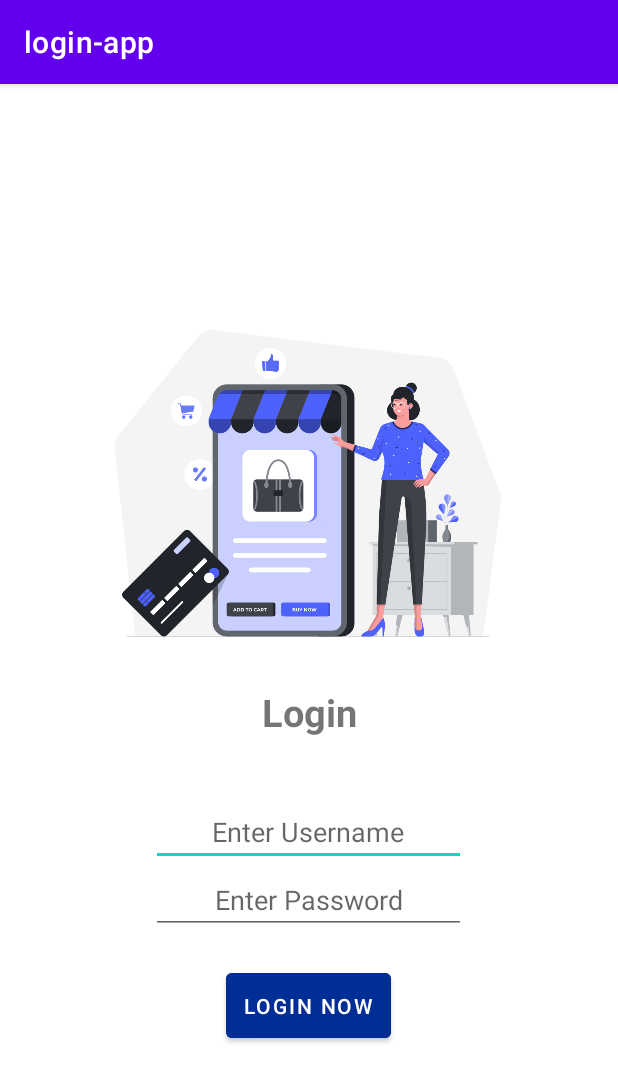
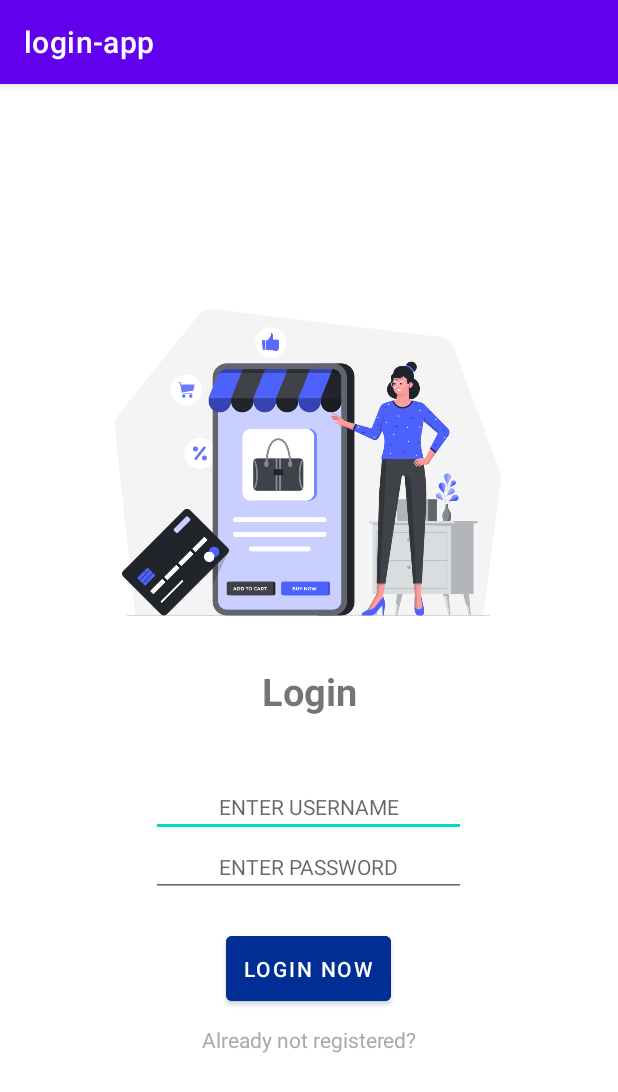
Before and after one commit to emidiaz00/login-app, an Android app: the screen it shows after launch (MainActivity), on a phone screen of 412 x 824 dp. Shown: the top 1092 px of the screen. Run offline under Robolectric (Android 15) with nearby library versions, the phone set to English and light mode, and no system bars.

Commit message:
agrego signup

```diff
--- a/app/build.gradle
+++ b/app/build.gradle
@@ -40,6 +40,11 @@ dependencies {
     implementation 'androidx.appcompat:appcompat:1.5.1'
     implementation 'com.google.android.material:material:1.6.1'
     implementation 'androidx.constraintlayout:constraintlayout:2.1.4'
+    implementation 'androidx.annotation:annotation:1.5.0'
+    implementation 'androidx.lifecycle:lifecycle-livedata-ktx:2.5.1'
+    implementation 'androidx.lifecycle:lifecycle-viewmodel-ktx:2.5.1'
+    implementation 'androidx.navigation:navigation-fragment-ktx:2.5.2'
+    implementation 'androidx.navigation:navigation-ui-ktx:2.5.2'
     testImplementation 'junit:junit:4.13.2'
     androidTestImplementation 'androidx.test.ext:junit:1.1.3'
     androidTestImplementation 'androidx.test.espresso:espresso-core:3.4.0'
--- a/app/src/main/java/com/example/login_app/MainActivity.kt
+++ b/app/src/main/java/com/example/login_app/MainActivity.kt
@@ -6,6 +6,7 @@ import androidx.appcompat.app.AppCompatActivity
 import android.os.Bundle
 import android.widget.Button
 import android.widget.EditText
+import android.widget.TextView
 import android.widget.Toast
 
 
@@ -17,6 +18,7 @@ class MainActivity : AppCompatActivity() {
         val buttonLoginNow = findViewById<Button>(R.id.btn_loginNow)
         var inputEmptyUser = findViewById<EditText>(R.id.txt_username)
         var inputEmptyPassword = findViewById<EditText>(R.id.txt_password)
+        var alreadyNotRegistered = findViewById<TextView>(R.id.txt_NotRegistered)
 
         buttonLoginNow.setOnClickListener {
             if (inputEmptyUser.text.toString().length == 0) {
@@ -31,6 +33,9 @@ class MainActivity : AppCompatActivity() {
             }
         }
 
+
+
+
     }
 
 
--- a/app/src/main/res/layout/activity_main.xml
+++ b/app/src/main/res/layout/activity_main.xml
@@ -18,34 +18,46 @@
     <TextView
         android:layout_width="match_parent"
         android:layout_height="wrap_content"
+        android:layout_marginBottom="40dp"
+        android:gravity="center"
         android:text="Login"
-        android:textStyle="bold"
         android:textSize="25dp"
+        android:textStyle="bold" />
+
+    <EditText
+        android:id="@+id/txt_username"
+        android:layout_width="210dp"
+        android:layout_height="wrap_content"
         android:gravity="center"
-        android:layout_marginBottom="40dp"
-        />
-    <EditText
-    android:id="@+id/txt_username"
-    android:layout_width="210dp"
-    android:layout_height="wrap_content"
-    android:hint="Enter Username"
-    android:gravity="center"
-    />
+        android:hint="@string/username"
+        android:textSize="14dp" />
+
     <EditText
         android:id="@+id/txt_password"
         android:layout_width="210dp"
         android:layout_height="wrap_content"
-        android:hint="Enter Password"
         android:gravity="center"
-        />
+        android:hint="@string/password"
+        android:textSize="14dp" />
+
     <Button
         android:id="@+id/btn_loginNow"
         android:layout_width="wrap_content"
         android:layout_height="wrap_content"
-        android:text="Login Now"
+        android:layout_marginTop="20dp"
+        android:backgroundTint="@color/blue"
         android:padding="12dp"
-        android:backgroundTint="@color/blue"
-        android:layout_marginTop="20dp"
+        android:text="@string/login" />
+
+    <TextView
+        android:id="@+id/txt_NotRegistered"
+        android:layout_width="match_parent"
+        android:layout_height="wrap_content"
+        android:layout_margin="10dp"
+        android:gravity="center"
+        android:text="@string/not_registered"
+        android:textColor="@android:color/darker_gray"
+
         />
 
 </LinearLayout>
--- a/app/src/main/res/values-land/dimens.xml
+++ b/app/src/main/res/values-land/dimens.xml
@@ -1,3 +1,4 @@
 <resources>
     <dimen name="fab_margin">48dp</dimen>
+    <dimen name="activity_horizontal_margin">48dp</dimen>
 </resources>
--- a/app/src/main/res/values-w1240dp/dimens.xml
+++ b/app/src/main/res/values-w1240dp/dimens.xml
@@ -1,3 +1,4 @@
 <resources>
     <dimen name="fab_margin">200dp</dimen>
+    <dimen name="activity_horizontal_margin">200dp</dimen>
 </resources>
--- a/app/src/main/res/values-w600dp/dimens.xml
+++ b/app/src/main/res/values-w600dp/dimens.xml
@@ -1,3 +1,4 @@
 <resources>
     <dimen name="fab_margin">48dp</dimen>
+    <dimen name="activity_horizontal_margin">48dp</dimen>
 </resources>
--- a/app/src/main/res/values/dimens.xml
+++ b/app/src/main/res/values/dimens.xml
@@ -1,3 +1,6 @@
 <resources>
     <dimen name="fab_margin">16dp</dimen>
+    <!-- Default screen margins, per the Android Design guidelines. -->
+    <dimen name="activity_horizontal_margin">16dp</dimen>
+    <dimen name="activity_vertical_margin">16dp</dimen>
 </resources>
--- a/app/src/main/res/values/strings.xml
+++ b/app/src/main/res/values/strings.xml
@@ -6,7 +6,20 @@
     <string name="second_fragment_label">Second Fragment</string>
     <string name="next">Next</string>
     <string name="previous">Previous</string>
-
     <string name="hello_first_fragment">Hello first fragment</string>
     <string name="hello_second_fragment">Hello second fragment. Arg: %1$s</string>
+    <string name="username">ENTER USERNAME</string>
+    <string name="password">ENTER PASSWORD</string>
+    <string name="login">Login now</string>
+    <string name="not_registered">Already not registered?</string>
+    <string name="title_activity_sign_up">SignUpActivity</string>
+    <string name="prompt_email">Email</string>
+    <string name="prompt_password">Password</string>
+    <string name="action_sign_in">Sign in or register</string>
+    <string name="action_sign_in_short">Sign in</string>
+    <string name="welcome">"Welcome !"</string>
+    <string name="invalid_username">Not a valid username</string>
+    <string name="invalid_password">Password must be >5 characters</string>
+    <string name="login_failed">Login failed</string>
+    <string name="create_account">Create Account</string>
 </resources>
```
Also changed, not shown: app/src/main/AndroidManifest.xml (+9 -0 lines), app/src/main/java/com/example/login_app/SignUpActivity.kt (added, +11 -0 lines), app/src/main/res/layout/activity_sign_up.xml (added, +60 -0 lines), app/src/main/res/navigation/nav_graph.xml (added, +28 -0 lines).
